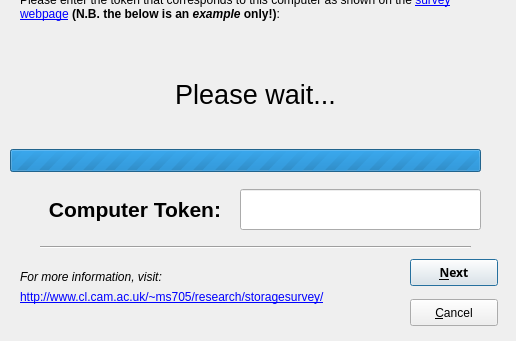
First picture: the form in src/gui/tokenentry.ui, repository ms705/storagestudy, before the edit; both pictures show x 0 to 516 and y 171 to 512 of the 516 by 512 pixel window.
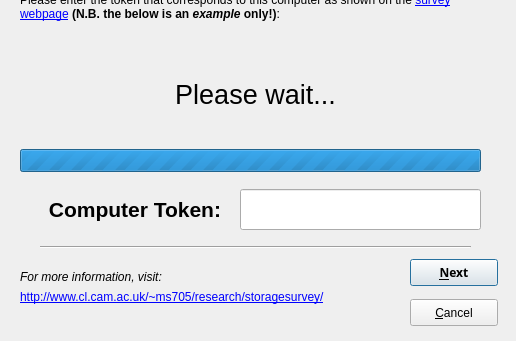
Second picture: the form after the edit. Icons and pictures are not drawn.

Commit message: - Changes to the directory walker to include parent dir hash, stat results and mtime/atime - Fixed packaging script - Fixed token entry UI

Diff of the .ui file:
```diff
--- a/src/gui/tokenentry.ui
+++ b/src/gui/tokenentry.ui
@@ -272,9 +272,9 @@
   <widget class="QProgressBar" name="progressBar">
    <property name="geometry">
     <rect>
-     <x>10</x>
+     <x>20</x>
      <y>320</y>
-     <width>471</width>
+     <width>461</width>
      <height>23</height>
     </rect>
    </property>
```
The commit also changes 2 other files.
